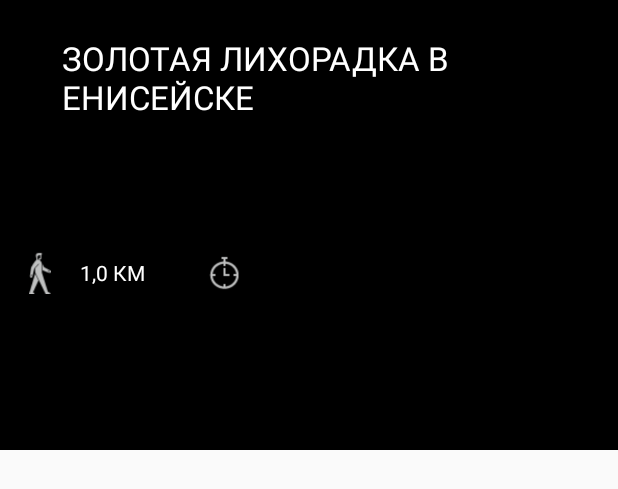
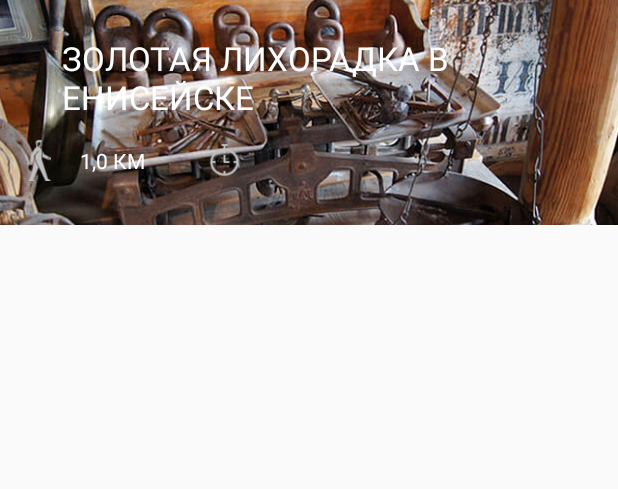
Before and after one commit to Angainor17/ArCoreDemo, an Android app: the layout route_list_item.xml on its own in the app's theme, with its tools: preview values and no code run, on a phone screen of 412 x 824 dp. Shown: the top 489 px of the screen. Run offline under Robolectric (Android 15) with nearby library versions, the phone set to English and light mode, and no system bars.

Commit message:
routes list

```diff
--- a/app/src/main/java/com/simferopol/app/ui/routes/vm/RouteVm.kt
+++ b/app/src/main/java/com/simferopol/app/ui/routes/vm/RouteVm.kt
@@ -5,5 +5,7 @@ import com.simferopol.api.models.Route
 
 class RouteVm(routeVm: Route) : ViewModel() {
     val imageUrl = routeVm.preview
-
+    val name = routeVm.name
+    val distance = routeVm.distance.toString()
+    val time = routeVm.time.toString()
 }
--- a/app/src/main/java/com/simferopol/app/utils/ui/FixedListAdapter.kt
+++ b/app/src/main/java/com/simferopol/app/utils/ui/FixedListAdapter.kt
@@ -38,6 +38,7 @@ open class FixedListAdapter<T>(
 
         fun bind(viewModel: T) {
             binding.setVariable(BR.vm, viewModel)
+            binding.executePendingBindings()
         }
     }
 }
--- a/app/src/main/res/layout/route_list_item.xml
+++ b/app/src/main/res/layout/route_list_item.xml
@@ -5,35 +5,35 @@
     xmlns:tools="http://schemas.android.com/tools">
 
     <data>
-
         <variable
             name="vm"
             type="com.simferopol.app.ui.routes.vm.RouteVm" />
-
     </data>
 
     <LinearLayout
         android:layout_width="match_parent"
-        android:layout_height="wrap_content"
+        android:layout_height="150dp"
         android:orientation="vertical"
-
         tools:background="@android:color/background_dark"
-        tools:layout_height="300dp">
-
-        <!--        <ImageView-->
-        <!--            android:layout_width="match_parent"-->
-        <!--            android:layout_height="wrap_content"-->
-        <!--            app:src="@{vm.imageUrl}"-->
-
-        <!--            tools:src="@mipmap/test_route">-->
+       >
 
 
         <androidx.constraintlayout.widget.ConstraintLayout
             android:layout_width="match_parent"
             android:layout_height="match_parent">
+            <ImageView
+                android:id="@+id/previewImage"
+                android:layout_width="match_parent"
+                android:layout_height="match_parent"
+                android:scaleType="centerCrop"
+                app:layout_constraintEnd_toEndOf="parent"
+                app:layout_constraintTop_toTopOf="parent"
+                tools:src="@mipmap/test_route"
+                />
 
             <TextView
                 android:id="@+id/textView2"
+                android:text="@{vm.name}"
                 android:layout_width="0dp"
                 android:layout_height="wrap_content"
                 android:layout_marginStart="16dp"
@@ -43,6 +43,7 @@
                 android:textAllCaps="true"
                 android:textColor="@color/white"
                 android:textSize="22dp"
+
 
                 app:layout_constraintEnd_toEndOf="parent"
                 app:layout_constraintStart_toStartOf="parent"
@@ -58,6 +59,7 @@
                 android:layout_marginStart="16dp"
                 android:textAllCaps="true"
                 android:textColor="@color/white"
+                android:text="@{vm.distance + `KM`}"
 
                 app:layout_constraintBottom_toBottomOf="@+id/distance_icon"
                 app:layout_constraintStart_toEndOf="@+id/distance_icon"
@@ -70,6 +72,7 @@
                 android:layout_height="wrap_content"
                 android:layout_marginStart="16dp"
                 android:textAllCaps="true"
+                android:text="@{vm.time + `ЧАСА`}"
 
                 android:textColor="@color/white"
                 app:layout_constraintBottom_toBottomOf="@+id/duration_icon"
@@ -103,10 +106,7 @@
                 app:layout_constraintStart_toEndOf="@+id/textView"
                 app:layout_constraintTop_toTopOf="@+id/textView" />
 
-
         </androidx.constraintlayout.widget.ConstraintLayout>
-
-        <!--        </ImageView>-->
 
     </LinearLayout>
 
```
Also changed, not shown: app/src/main/java/com/simferopol/app/ui/routes/dataBindings.kt (+13 -1 lines).
